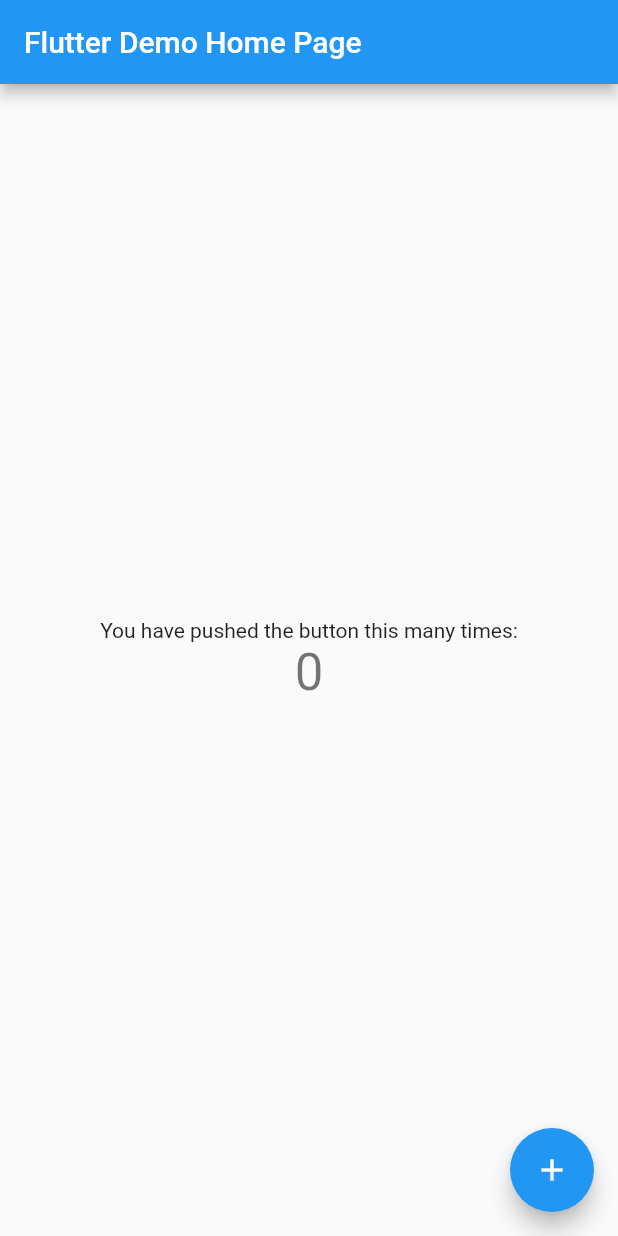
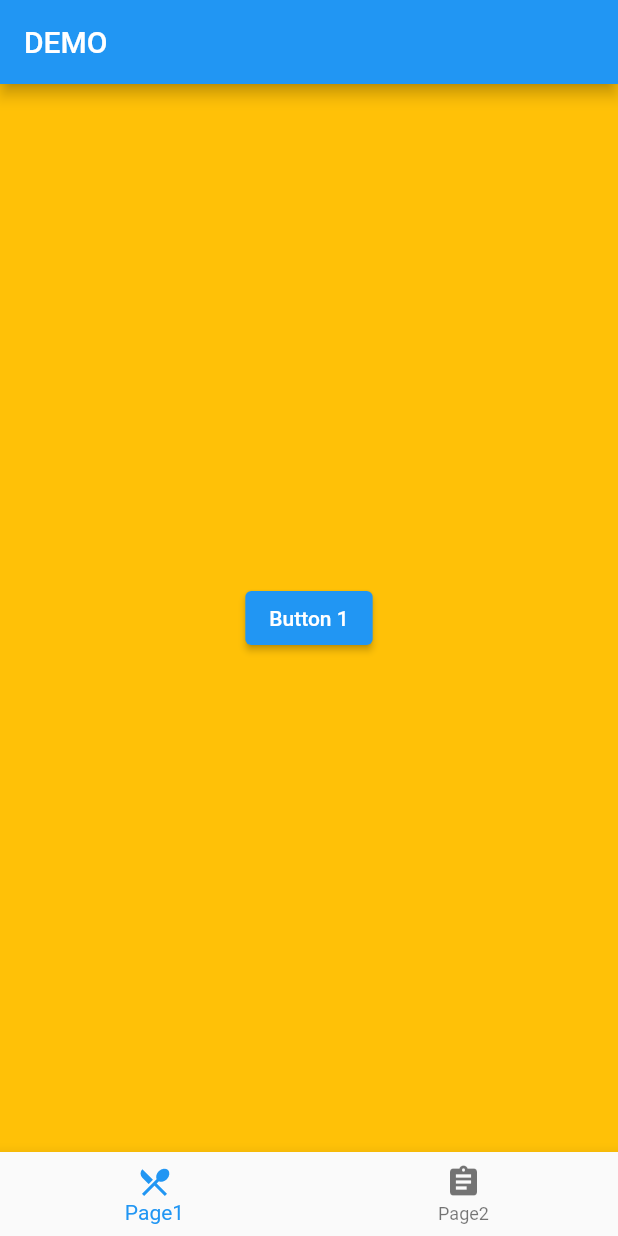
Before and after one commit to GotokHQ/mini_test, a Flutter app: the screen it shows after launch, on a phone screen of 412 x 824 dp. Run offline on Flutter 3.47's test engine with Material 2 defaults, Android fonts, the light colour scheme and no system bars.

Commit message:
add bg color

```diff
--- a/lib/main.dart
+++ b/lib/main.dart
@@ -1,8 +1,11 @@
 import 'package:flutter/material.dart';
+import 'package:url_launcher/link.dart';
 
 void main() {
   runApp(const MyApp());
 }
+
+const url = 'https://google.com';
 
 class MyApp extends StatelessWidget {
   const MyApp({Key? key}) : super(key: key);
@@ -31,85 +34,84 @@
 
 class MyHomePage extends StatefulWidget {
   const MyHomePage({Key? key, required this.title}) : super(key: key);
-
-  // This widget is the home page of your application. It is stateful, meaning
-  // that it has a State object (defined below) that contains fields that affect
-  // how it looks.
-
-  // This class is the configuration for the state. It holds the values (in this
-  // case the title) provided by the parent (in this case the App widget) and
-  // used by the build method of the State. Fields in a Widget subclass are
-  // always marked "final".
-
   final String title;
 
   @override
-  State<MyHomePage> createState() => _MyHomePageState();
+  _MyHomePageState createState() => _MyHomePageState();
 }
 
 class _MyHomePageState extends State<MyHomePage> {
-  int _counter = 0;
+  int _selectedIndex = 0;
+  final PageStorageBucket bucket = PageStorageBucket();
 
-  void _incrementCounter() {
-    setState(() {
-      // This call to setState tells the Flutter framework that something has
-      // changed in this State, which causes it to rerun the build method below
-      // so that the display can reflect the updated values. If we changed
-      // _counter without calling setState(), then the build method would not be
-      // called again, and so nothing would appear to happen.
-      _counter++;
-    });
-  }
+  final List<Widget> pages = const [
+    Page1(),
+    Page2(),
+  ];
+
+  Widget _bottomNavigationBar(int selectedIndex) => SafeArea(
+        child: BottomNavigationBar(
+          onTap: (int index) => setState(() => _selectedIndex = index),
+          currentIndex: selectedIndex,
+          items: const [
+            BottomNavigationBarItem(
+                icon: Icon(Icons.local_dining), label: 'Page1'),
+            BottomNavigationBarItem(
+                icon: Icon(Icons.assignment), label: 'Page2'),
+          ],
+        ),
+        bottom: true,
+      );
 
   @override
   Widget build(BuildContext context) {
-    // This method is rerun every time setState is called, for instance as done
-    // by the _incrementCounter method above.
-    //
-    // The Flutter framework has been optimized to make rerunning build methods
-    // fast, so that you can just rebuild anything that needs updating rather
-    // than having to individually change instances of widgets.
     return Scaffold(
       appBar: AppBar(
-        // Here we take the value from the MyHomePage object that was created by
-        // the App.build method, and use it to set our appbar title.
-        title: Text(widget.title),
+        title: const Text('DEMO'),
       ),
-      body: Center(
-        // Center is a layout widget. It takes a single child and positions it
-        // in the middle of the parent.
-        child: Column(
-          // Column is also a layout widget. It takes a list of children and
-          // arranges them vertically. By default, it sizes itself to fit its
-          // children horizontally, and tries to be as tall as its parent.
-          //
-          // Invoke "debug painting" (press "p" in the console, choose the
-          // "Toggle Debug Paint" action from the Flutter Inspector in Android
-          // Studio, or the "Toggle Debug Paint" command in Visual Studio Code)
-          // to see the wireframe for each widget.
-          //
-          // Column has various properties to control how it sizes itself and
-          // how it positions its children. Here we use mainAxisAlignment to
-          // center the children vertically; the main axis here is the vertical
-          // axis because Columns are vertical (the cross axis would be
-          // horizontal).
-          mainAxisAlignment: MainAxisAlignment.center,
-          children: <Widget>[
-            const Text(
-              'You have pushed the button this many times:',
-            ),
-            Text(
-              '$_counter',
-              style: Theme.of(context).textTheme.headline4,
-            ),
-          ],
-        ),
-      ),
-      floatingActionButton: FloatingActionButton(
-        onPressed: _incrementCounter,
-        tooltip: 'Increment',
-        child: const Icon(Icons.add),
-      ), // This trailing comma makes auto-formatting nicer for build methods.
+      backgroundColor: Colors.amber,
+      body: PageStorage(bucket: bucket, child: pages[_selectedIndex]),
+      bottomNavigationBar: _bottomNavigationBar(
+          _selectedIndex), // This trailing comma makes auto-formatting nicer for build methods.
     );
   }
 }
+
+class Page1 extends StatelessWidget {
+  const Page1({Key? key}) : super(key: key);
+
+  @override
+  Widget build(BuildContext context) {
+    return SizedBox.expand(
+      child: Center(
+        child: Link(
+          uri: Uri.parse(url),
+          target: LinkTarget.blank,
+          builder: (context, onPressed) {
+            return ElevatedButton(
+                onPressed: onPressed, child: const Text('Button 1'));
+          },
+        ),
+      ),
+    );
+  }
+}
+
+class Page2 extends StatelessWidget {
+  const Page2({Key? key}) : super(key: key);
+  @override
+  Widget build(BuildContext context) {
+    return SizedBox.expand(
+      child: Center(
+        child: Link(
+          uri: Uri.parse(url),
+          target: LinkTarget.blank,
+          builder: (context, onPressed) {
+            return ElevatedButton(
+                onPressed: onPressed, child: const Text('Button 2'));
+          },
+        ),
+      ),
+    );
+  }
+}
--- a/pubspec.yaml
+++ b/pubspec.yaml
@@ -30,7 +30,7 @@
   flutter:
     sdk: flutter
 
-
+  url_launcher: ^6.0.7
   # The following adds the Cupertino Icons font to your application.
   # Use with the CupertinoIcons class for iOS style icons.
   cupertino_icons: ^1.0.2
```
Also changed, not shown: pubspec.lock, 7 other files.
